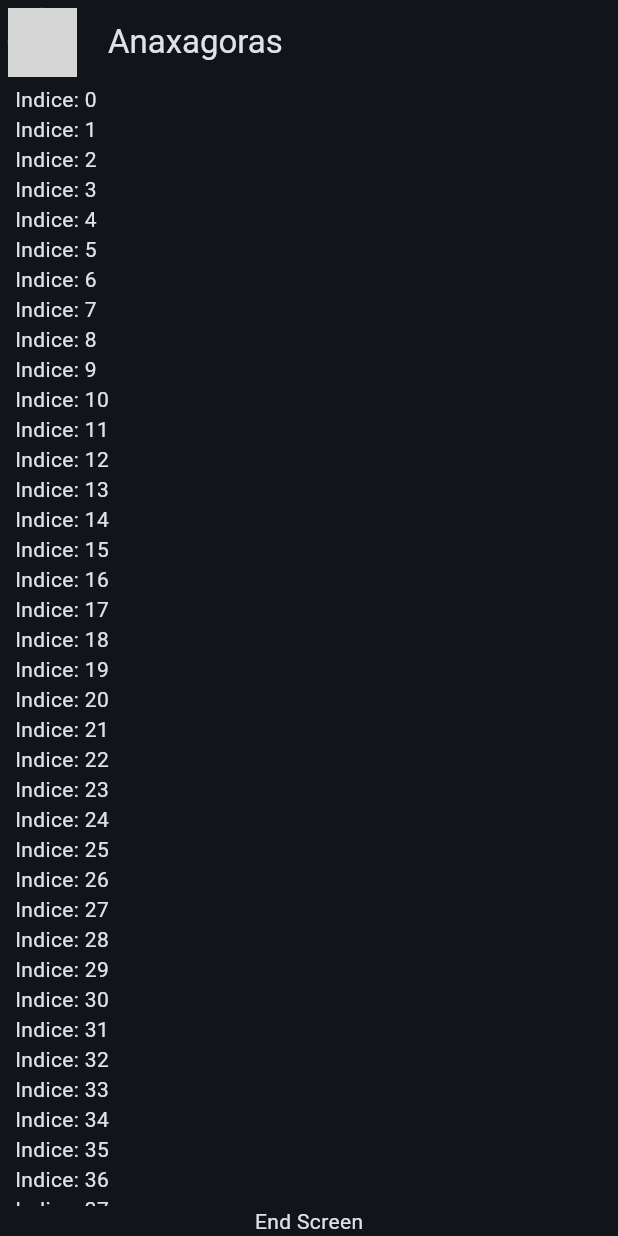
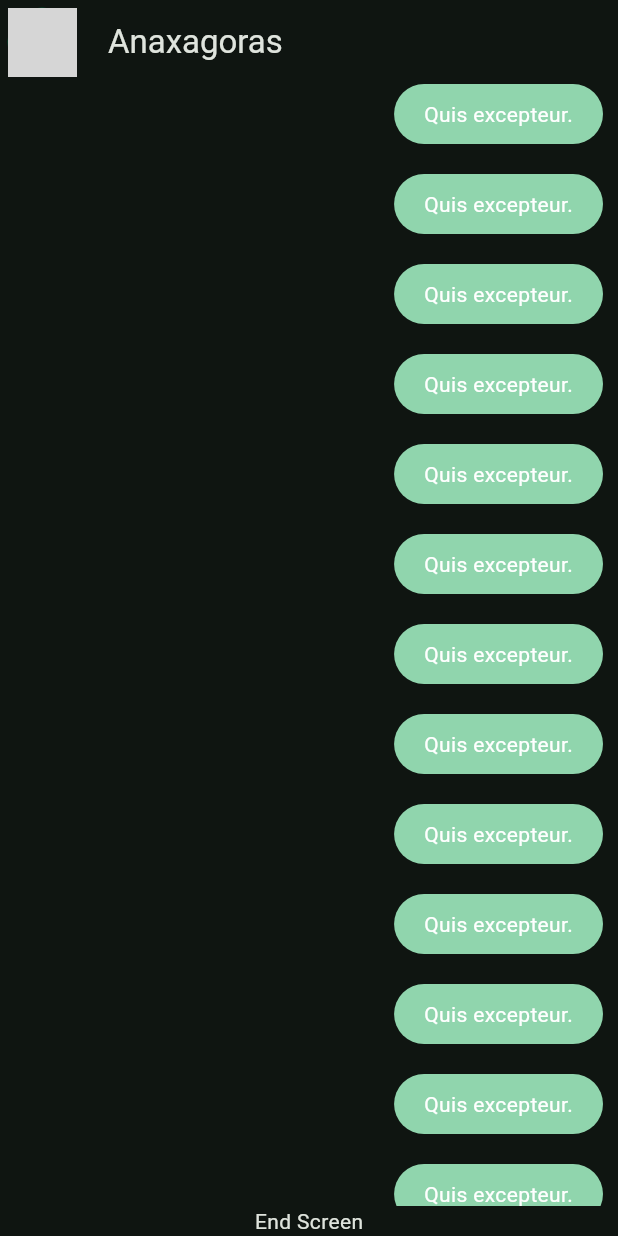
Before and after one commit to MendozaEmerson/ChatApp, a Flutter app: the screen it shows after launch, on a phone screen of 412 x 824 dp. Run offline on Flutter 3.47's test engine with Material 3 defaults, Android fonts, the phone set to English and light mode, and no system bars; network calls fail; grey boxes are pictures that could not be loaded.

Commit message:
Diseño de la presentacion de mensajes propios.

```diff
--- a/lib/main.dart
+++ b/lib/main.dart
@@ -1,6 +1,6 @@
 import 'package:flutter/material.dart';
 import 'package:yes_no_app/config/theme/app_theme.dart';
-import 'package:yes_no_app/presentation/chat/chat_screen.dart';
+import 'package:yes_no_app/presentation/screens/chat/chat_screen.dart';
 
 void main() => runApp(const MyApp());
 
@@ -11,7 +11,7 @@ class MyApp extends StatelessWidget {
   Widget build(BuildContext context) {
     return MaterialApp(
       title: 'YesNo App',
-      theme: AppTheme(selectedColor: 4).theme(),
+      theme: AppTheme(selectedColor: 3).theme(),
       home: const ChatScreen()
     );
   }
--- a/lib/presentation/chat/chat_screen.dart
+++ b/lib/presentation/screens/chat/chat_screen.dart
@@ -1,4 +1,5 @@
 import 'package:flutter/material.dart';
+import 'package:yes_no_app/presentation/widgets/chat/my_mssg_bubble.dart';
 
 class ChatScreen extends StatelessWidget {
   const ChatScreen({super.key});
@@ -30,10 +31,11 @@ class _ChatView extends StatelessWidget {
         padding: const EdgeInsets.symmetric(horizontal: 10),
         child: Column(
           children: [
-            Expanded(child: ListView.builder(
+            Expanded(
+                child: ListView.builder(
               itemCount: 120,
               itemBuilder: (context, index) {
-                return Text("Indice: $index");
+                return const MyMssgBubble();
               },
             )),
             Text("End Screen")
--- /dev/null
+++ b/lib/presentation/widgets/chat/my_mssg_bubble.dart
@@ -0,0 +1,32 @@
+import 'package:flutter/material.dart';
+
+class MyMssgBubble extends StatelessWidget {
+  const MyMssgBubble({super.key});
+
+  @override
+  Widget build(BuildContext context) {
+    final colors = Theme.of(context).colorScheme;
+
+    return Column(
+      crossAxisAlignment: CrossAxisAlignment.end,
+      children: [
+        Container(
+          decoration: BoxDecoration(
+            color: colors.primary,
+            borderRadius: BorderRadius.circular(20),
+          ),
+          child: const Padding(
+            padding: EdgeInsets.symmetric(horizontal: 20, vertical: 10),
+            child: Text(
+              "Quis excepteur.",
+              style: TextStyle(color: Colors.white),
+            ),
+          ),
+        ),
+        const SizedBox(
+          height: 20,
+        )
+      ],
+    );
+  }
+}
```
